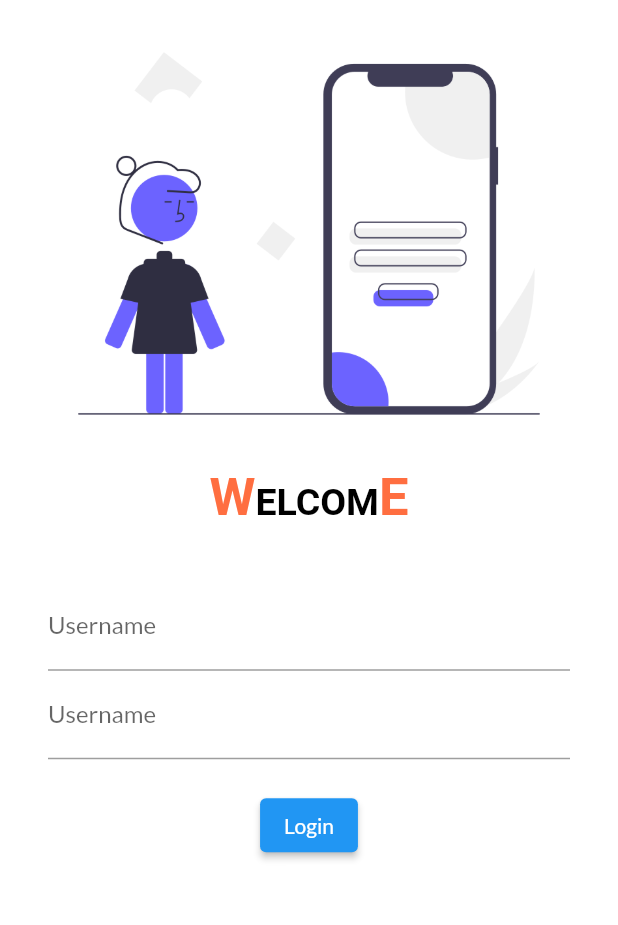
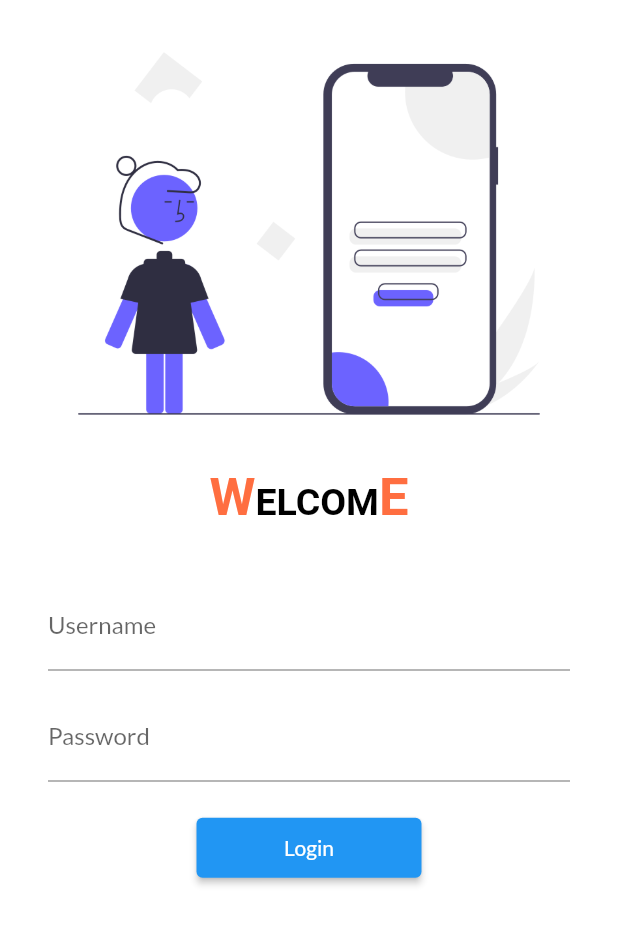
Before and after one commit to Faruqe560/30DaysOfFlutter, a Flutter app: the screen it shows after launch, on a phone screen of 412 x 824 dp. Shown: the top 925 px of the screen. Run offline on Flutter 3.47's test engine with Material 2 defaults, Android fonts, the phone set to English and light mode, and no system bars; our stand-ins replace google_fonts.

Commit message:
day 5 completed

```diff
--- a/lib/main.dart
+++ b/lib/main.dart
@@ -1,6 +1,7 @@
 import 'package:flutter/material.dart';
 import 'package:flutter_8_hourse/pages/home_page.dart';
 import 'package:flutter_8_hourse/pages/login_page.dart';
+import 'package:flutter_8_hourse/utils/routes.dart';
 import 'package:google_fonts/google_fonts.dart';
 
 void main() {
@@ -22,10 +23,12 @@
       darkTheme: ThemeData(brightness: Brightness.light),
 
       //home: HomePage(),
-      //initialRoute: "/",
+      initialRoute: "/",
       routes: {
         "/": (context) => LoginPage(),
-        "/home": (context) => HomePage(),
+        //"/home": (context) => HomePage(),
+        MyRoutes.homeRoute: (context) => HomePage(),
+        MyRoutes.loginRoute: (context) => LoginPage(),
       },
     );
   }
--- a/lib/pages/login_page.dart
+++ b/lib/pages/login_page.dart
@@ -1,5 +1,8 @@
+//import 'dart:html';
+
 import 'package:flutter/cupertino.dart';
 import 'package:flutter/material.dart';
+import 'package:flutter_8_hourse/utils/routes.dart';
 
 class LoginPage extends StatelessWidget {
   const LoginPage({Key? key}) : super(key: key);
@@ -9,7 +12,8 @@
     return Material(
       child: Scaffold(
         backgroundColor: Colors.white,
-        body: Column(
+        body: SingleChildScrollView(
+          child: Column(
             children: [
               Image.asset(
                 "assets/images/loginImage.png",
@@ -34,8 +38,8 @@
                 height: 20.0,
               ),
               Padding(
-              padding:
-                  const EdgeInsets.symmetric(vertical: 16.0, horizontal: 32.0),
+                padding: const EdgeInsets.symmetric(
+                    vertical: 16.0, horizontal: 32.0),
                 child: Column(
                   children: [
                     TextFormField(
@@ -44,23 +48,35 @@
                         labelText: "Username",
                       ),
                     ),
+                    SizedBox(
+                      height: 15,
+                    ),
                     TextFormField(
                       obscureText: true,
                       decoration: InputDecoration(
-                      hintText: "Enter Your Username",
-                      labelText: "Username",
+                        hintText: "Enter Your Password",
+                        labelText: "Password",
                       ),
                     ),
                     SizedBox(
                       height: 20.0,
                     ),
-                  ElevatedButton(onPressed: () {}, child: Text("Login"))
+                    ElevatedButton(
+                      onPressed: () {
+                        Navigator.pushNamed(context, MyRoutes.homeRoute);
+                      },
+                      child: Text("Login"),
+                      style: TextButton.styleFrom(
+                        minimumSize: Size(150, 40),
+                      ),
+                    ),
                   ],
                 ),
               ),
             ],
           ),
         ),
+      ),
     );
   }
 }
--- /dev/null
+++ b/lib/utils/routes.dart
@@ -0,0 +1,4 @@
+class MyRoutes {
+  static String loginRoute = "/login";
+  static String homeRoute = "/home";
+}
```
Lines whose indentation alone changed are shown as unchanged.
